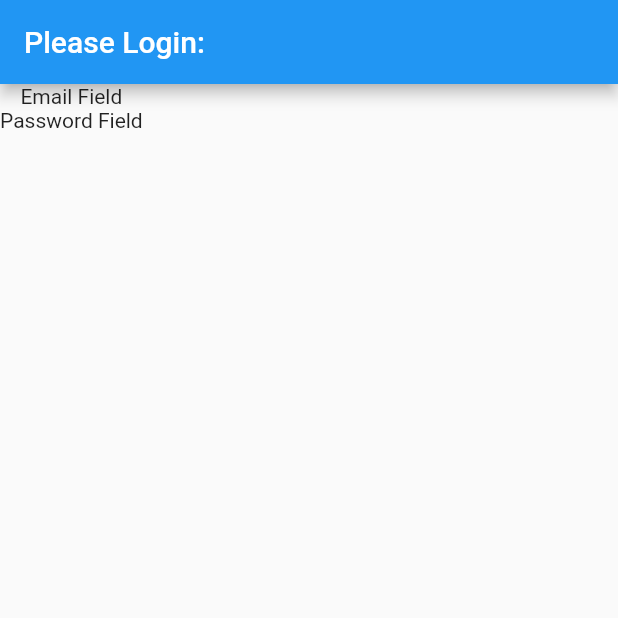
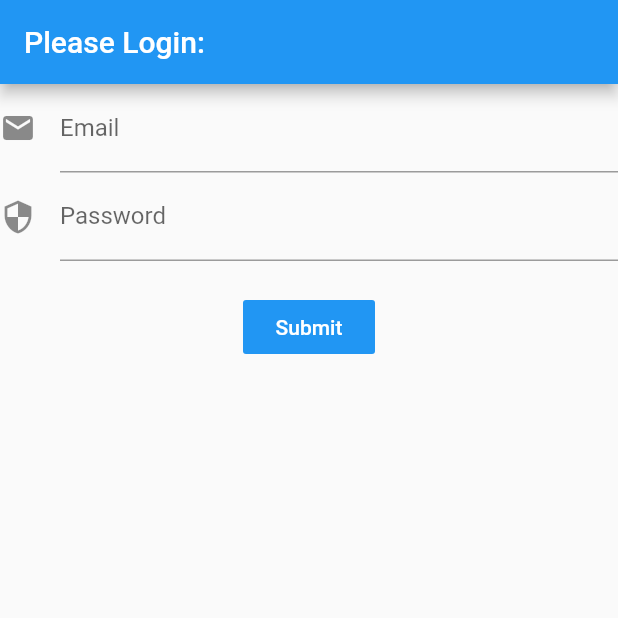
Before and after one commit to Ruzo/dart_flutter_complete, a Flutter app: the screen it shows after launch, on a phone screen of 412 x 824 dp, the top half of it. Run offline on Flutter 3.47's test engine with Material 2 defaults, Android fonts, the phone set to English and light mode, and no system bars.

```diff
--- a/login_screen/lib/widgets/login_screen.dart
+++ b/login_screen/lib/widgets/login_screen.dart
@@ -6,25 +6,55 @@ class LoginScreen extends StatefulWidget {
 }
 
 class _LoginScreenState extends State<LoginScreen> {
+  final formkey = GlobalKey<FormState>();
+
   @override
   Widget build(BuildContext context) {
     return Container(
       child: Form(
+        key: formkey,
         child: Column(
           children: <Widget>[
             emailField(),
             passwordField(),
+            Padding(padding: EdgeInsets.all(10)),
+            submitButton(),
           ],
         ),
       ),
     );
   }
+
+  emailField() {
+    return TextFormField(
+      decoration: InputDecoration(
+        labelText: 'Email',
+        hintText: 'you@example.com',
+        icon: Icon(Icons.email),
+      ),
+    );
+  }
+
+  passwordField() {
+    return TextFormField(
+      decoration: InputDecoration(
+        labelText: 'Password',
+        hintText: 'Strong password',
+        icon: Icon(Icons.security),
+      ),
+    );
+  }
+
+  submitButton() {
+    return FlatButton(
+      child: Text(
+        'Submit',
+        style: TextStyle(color: Colors.white),
+      ),
+      onPressed: () => {
+            formkey.currentState.reset(),
+          },
+      color: Colors.blue,
+    );
+  }
 }
-
-emailField() {
-  return Text('Email Field');
-}
-
-passwordField() {
-  return Text('Password Field');
-}
```
